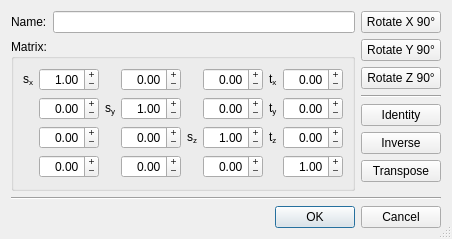
Above: forms/repo_transformationdialog.ui from 3drepo/3drepogui before the change. Below: the same form after it.
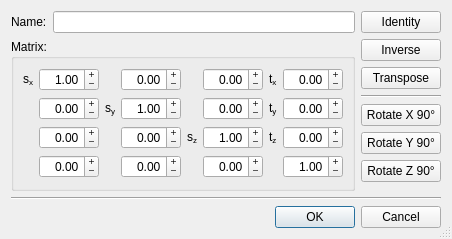
That is the form after the change.

Commit message: Fixed repeated transformation in federation dialog by setting new random unique and shared ids for each.

Diff of the .ui file:
```diff
--- a/forms/repo_transformationdialog.ui
+++ b/forms/repo_transformationdialog.ui
@@ -844,40 +844,6 @@
          <property name="bottomMargin">
           <number>0</number>
          </property>
-         <item>
-          <widget class="QPushButton" name="rotateXpushButton">
-           <property name="sizePolicy">
-            <sizepolicy hsizetype="Fixed" vsizetype="Fixed">
-             <horstretch>0</horstretch>
-             <verstretch>0</verstretch>
-            </sizepolicy>
-           </property>
-           <property name="text">
-            <string>Rotate X 90°</string>
-           </property>
-          </widget>
-         </item>
-         <item>
-          <widget class="QPushButton" name="rotateYpushButton">
-           <property name="text">
-            <string>Rotate Y 90°</string>
-           </property>
-          </widget>
-         </item>
-         <item>
-          <widget class="QPushButton" name="rotateZpushButton">
-           <property name="text">
-            <string>Rotate Z 90°</string>
-           </property>
-          </widget>
-         </item>
-         <item>
-          <widget class="Line" name="line_3">
-           <property name="orientation">
-            <enum>Qt::Horizontal</enum>
-           </property>
-          </widget>
-         </item>
          <item>
           <widget class="QPushButton" name="identityPushButton">
            <property name="sizePolicy">
@@ -905,6 +871,40 @@
            </property>
           </widget>
          </item>
+         <item>
+          <widget class="Line" name="line_3">
+           <property name="orientation">
+            <enum>Qt::Horizontal</enum>
+           </property>
+          </widget>
+         </item>
+         <item>
+          <widget class="QPushButton" name="rotateXpushButton">
+           <property name="sizePolicy">
+            <sizepolicy hsizetype="Fixed" vsizetype="Fixed">
+             <horstretch>0</horstretch>
+             <verstretch>0</verstretch>
+            </sizepolicy>
+           </property>
+           <property name="text">
+            <string>Rotate X 90°</string>
+           </property>
+          </widget>
+         </item>
+         <item>
+          <widget class="QPushButton" name="rotateYpushButton">
+           <property name="text">
+            <string>Rotate Y 90°</string>
+           </property>
+          </widget>
+         </item>
+         <item>
+          <widget class="QPushButton" name="rotateZpushButton">
+           <property name="text">
+            <string>Rotate Z 90°</string>
+           </property>
+          </widget>
+         </item>
          <item>
           <spacer name="verticalSpacer">
            <property name="orientation">
```
The commit also changes 2 other files.
